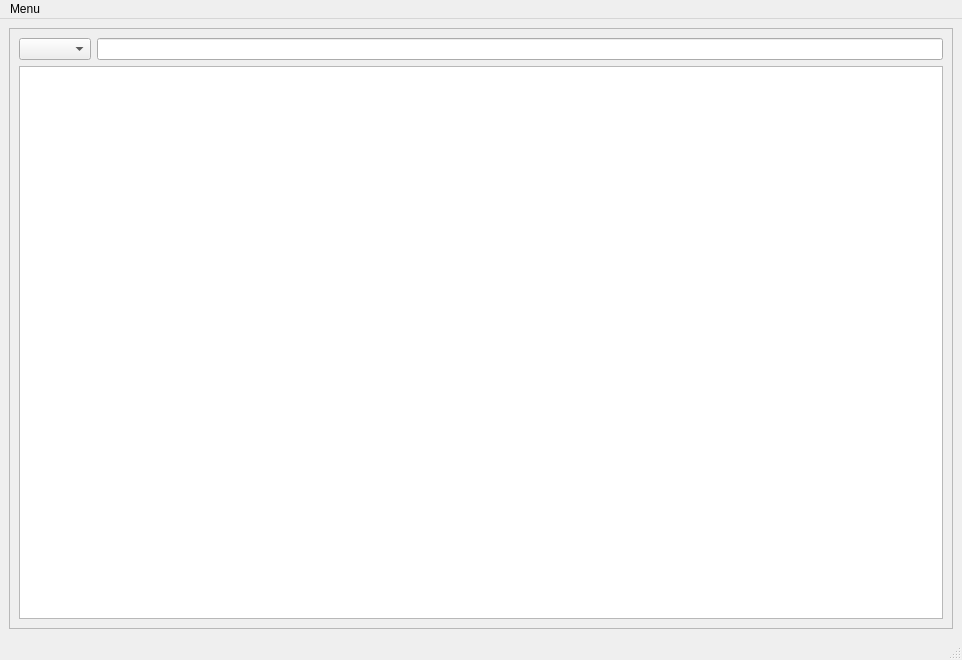
This is ui/main.ui in SharpRainbow/file_manager as Qt 5 draws it before an edit. The edited form follows.
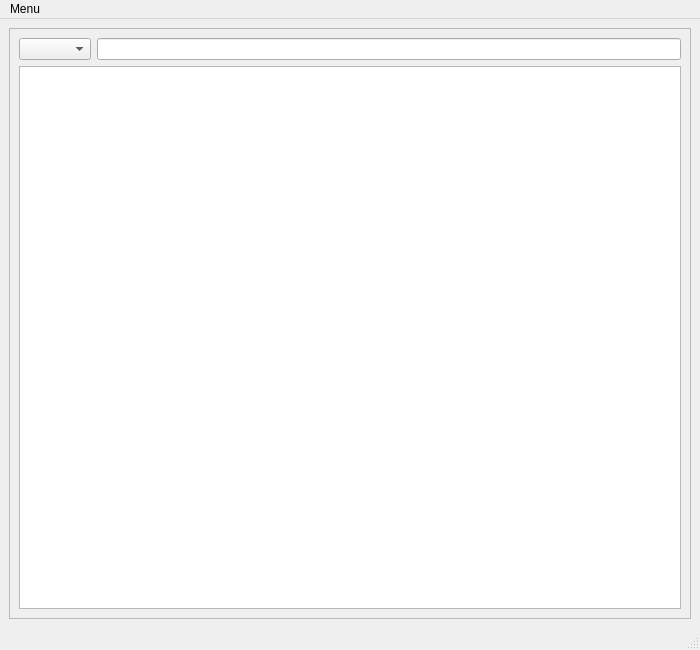
This is the edited form.

The edit to the form file:
```diff
--- a/ui/main.ui
+++ b/ui/main.ui
@@ -6,10 +6,16 @@
    <rect>
     <x>0</x>
     <y>0</y>
-    <width>962</width>
-    <height>660</height>
+    <width>700</width>
+    <height>650</height>
    </rect>
   </property>
+  <property name="minimumSize">
+   <size>
+    <width>650</width>
+    <height>600</height>
+   </size>
+  </property>
   <property name="windowTitle">
    <string>MainWindow</string>
   </property>
@@ -53,7 +59,7 @@
     <rect>
      <x>0</x>
      <y>0</y>
-     <width>962</width>
+     <width>700</width>
      <height>26</height>
     </rect>
    </property>
```
